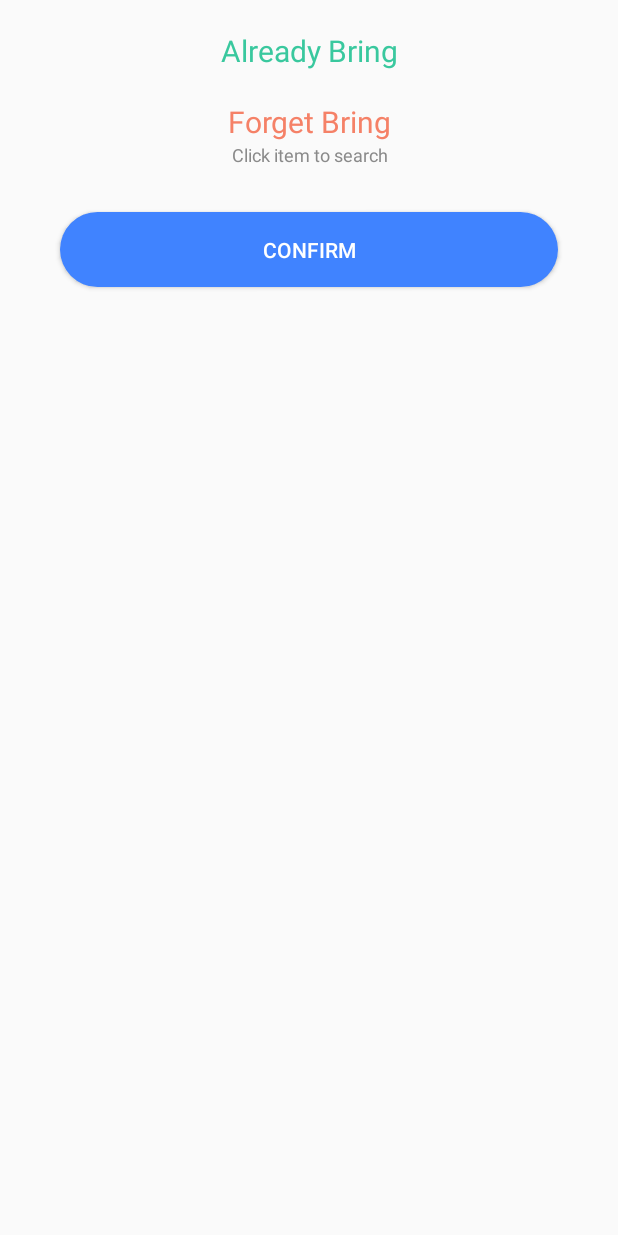
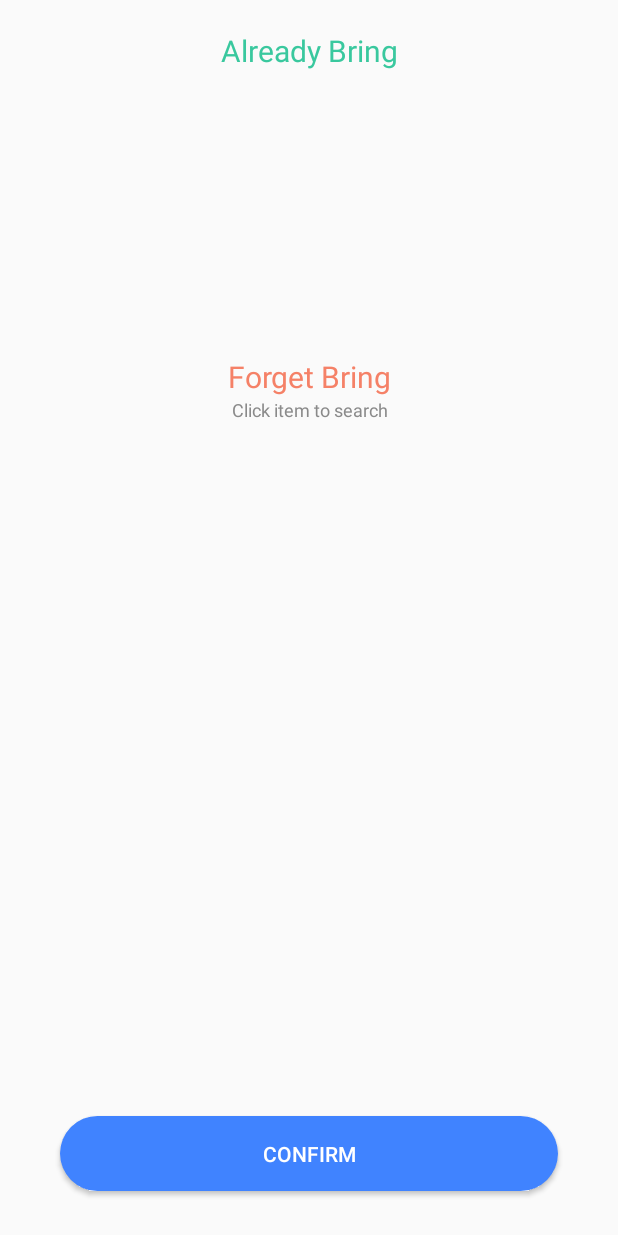
Before and after one commit to zizisugar/BeaconSide, an Android app: the CheckItem screen opened directly, with no data from a screen before it, on a phone screen of 412 x 824 dp. Run offline under Robolectric (Android 15) with nearby library versions, the light colour scheme and no system bars; 1 statement that could not run was skipped.

Commit message:
add CheckItem

```diff
--- a/app/src/main/java/com/example/emily/beaconside/Login.java
+++ b/app/src/main/java/com/example/emily/beaconside/Login.java
@@ -74,10 +74,10 @@ public class Login extends AppCompatActivity implements View.OnClickListener {
                         public void onCompleted(
                                 JSONObject object,
                                 GraphResponse response) {
-                            Toast.makeText(Login.this,"Get Token",Toast.LENGTH_SHORT).show();
+//                            Toast.makeText(Login.this,"Get Token",Toast.LENGTH_SHORT).show();
                             //讀出姓名、ID、網頁連結
                             try {
-                                Toast.makeText(Login.this,"Already Log in",Toast.LENGTH_SHORT).show();
+//                                Toast.makeText(Login.this,"Already Log in",Toast.LENGTH_SHORT).show();
                                 uId=(String) object.get("id");
                                 uName=(String) object.get("name");
                                 uEmail=(String) object.get("email");
@@ -92,7 +92,7 @@ public class Login extends AppCompatActivity implements View.OnClickListener {
                             } catch (JSONException e) {
                                 e.printStackTrace();
                                 Log.e("Failed","Failed");
-                                Toast.makeText(Login.this,"Failed",Toast.LENGTH_SHORT).show();
+//                                Toast.makeText(Login.this,"Failed",Toast.LENGTH_SHORT).show();
                             }
                             // Application code
                         }
--- a/app/src/main/java/com/example/emily/beaconside/MainActivity.java
+++ b/app/src/main/java/com/example/emily/beaconside/MainActivity.java
@@ -426,8 +426,8 @@ public class MainActivity extends AppCompatActivity implements NavigationView.On
         bluetooth.getStartMyItemDistance(macAddress_list);  // 傳送使用者目前擁有的裝置列表，檢查是否在周圍，如果有的話就會顯示距離
         getBeacon();
         getUserEvent();
-        adapter=new rowdata(getBaseContext(),bName_list,bluetooth.myDeviceDistance,macAddress_list,bPic_list,true);//顯示的方式
-        listView1.setAdapter(adapter);
+//        adapter=new rowdata(getBaseContext(),bName_list,bluetooth.myDeviceDistance,macAddress_list,bPic_list,true);//顯示的方式
+//        listView1.setAdapter(adapter);
         Handler handler = new Handler();
         handler.postDelayed(new Runnable() {
             public void run() {
--- a/app/src/main/res/layout/activity_check_item.xml
+++ b/app/src/main/res/layout/activity_check_item.xml
@@ -3,6 +3,10 @@
         android:orientation="vertical" android:layout_width="match_parent"
         android:layout_height="match_parent">
         android:background="@color/white">
+        android:layout_width="match_parent"
+        android:layout_height="wrap_content"
+        android:orientation="vertical"
+        android:weightSum="1">
 
         <TextView
             android:id="@+id/editText2"
@@ -19,14 +23,14 @@
     <ListView
         android:id="@+id/already"
         android:layout_width="match_parent"
-        android:layout_height="wrap_content"
-        android:minHeight="50dp" />
+        android:layout_height="150dp"
+        android:minHeight="100dp" />
 
         <TextView
             android:id="@+id/editText3"
             android:layout_width="match_parent"
             android:layout_height="wrap_content"
-        android:layout_marginTop="20dp"
+            android:layout_marginTop="40dp"
             android:ems="10"
             android:inputType="textPersonName"
             android:text="Forget Bring"
@@ -48,8 +52,9 @@
     <ListView
         android:id="@+id/forget"
         android:layout_width="match_parent"
-        android:layout_height="wrap_content"
-        android:minHeight="50dp" />
+        android:layout_height="100dp"
+        android:layout_weight="1.03"
+        android:minHeight="100dp" />
 
         <Button
             android:id="@+id/btn_confirm"
--- a/app/src/main/res/values/colors.xml
+++ b/app/src/main/res/values/colors.xml
@@ -9,7 +9,7 @@
     <color name="colorMedium">#5C5C5C</color>
     <color name="colorLight">#8a8a8a</color>
     <color name="white">#ffffff</color>
-    <color name="black">#FF000000</color>
+    <color name="black">#000000</color>
 
     <color name="nav_header_b">#FFFFFFFF</color>
     <color name="nav_header_t">#FF000000</color>
```
Also changed, not shown: app/src/main/java/com/example/emily/beaconside/CheckItem.java (+36 -30 lines), app/src/main/java/com/example/emily/beaconside/Compass.java (+8 -0 lines), app/src/main/java/com/example/emily/beaconside/checkitem_rowdata.java (+38 -10 lines), app/src/main/res/layout/activity_rowdata.xml (+5 -5 lines), app/src/main/res/layout/checkitem_rowdata.xml (+8 -4 lines). Lines whose indentation alone changed are shown as unchanged.
